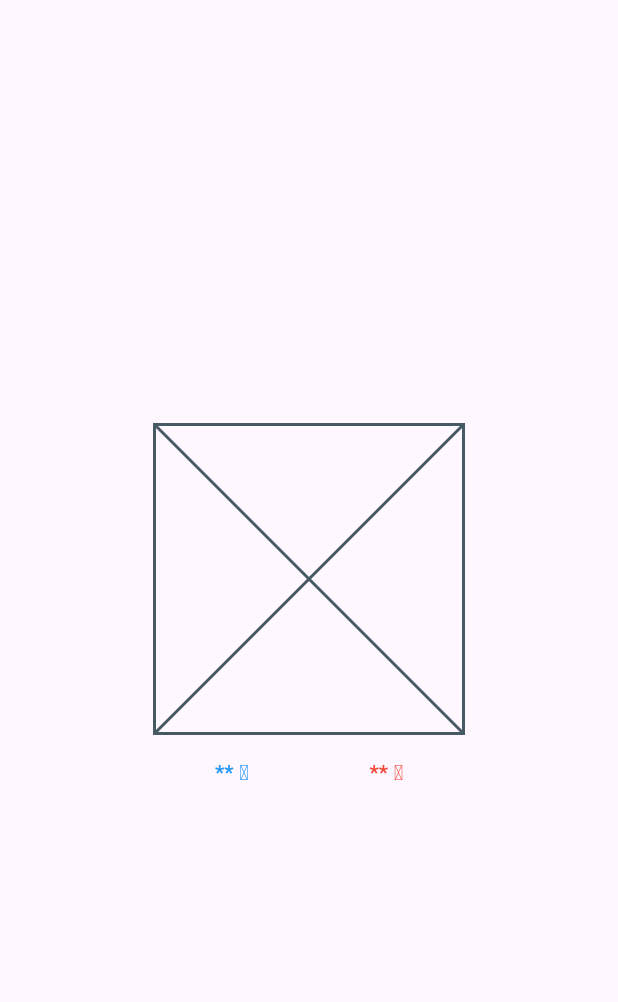
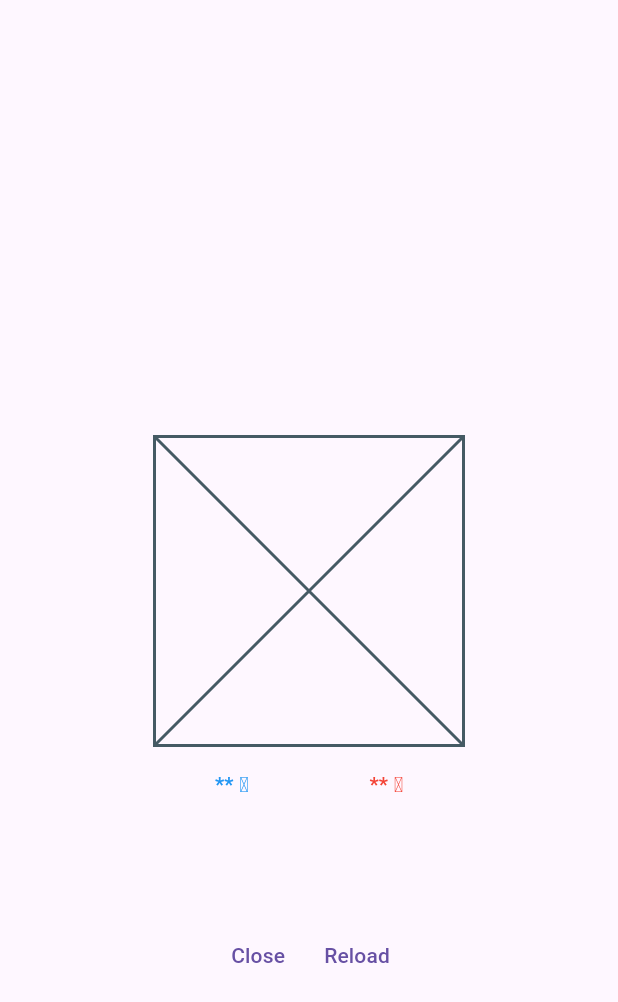
Before and after one commit to dorudorujr/flutter-training-side-job, a Flutter app: the screen it shows after launch, on a phone screen of 412 x 824 dp. Shown: the top 1002 px of the screen. Run offline on Flutter 3.47's test engine with Material 3 defaults, Android fonts, the phone set to English and light mode, and no system bars.

Commit message:
TextButtonを配置

```diff
--- a/lib/main.dart
+++ b/lib/main.dart
@@ -13,18 +13,45 @@ class MainApp extends StatelessWidget {
       home: Scaffold(
         body: LayoutBuilder(
           builder: (context, constraints) {
-            return Center(
-              child: Column(
-                mainAxisAlignment: MainAxisAlignment.center,
+            // サイズ定義
+            final placeholderSize = constraints.maxWidth / 2;
+            const imageTextSpacing = 16.0;
+            const textButtonSpacing = 80.0;
+
+            // TextPainter で Text の高さを計算
+            final textStyle = Theme.of(context).textTheme.labelLarge;
+            final textPainter = TextPainter(
+              text: TextSpan(
+                text: '** ℃',
+                style: textStyle,
+              ),
+              textDirection: TextDirection.ltr,
+            )..layout(maxWidth: constraints.maxWidth / 4);
+
+            final textHeight = textPainter.height;
+
+            // Placeholder + Text の矩形の高さ
+            final contentHeight =
+                placeholderSize + imageTextSpacing + textHeight;
+
+            // Placeholder + Text の中央を画面の中央にするための topPadding
+            final topPadding = (constraints.maxHeight - contentHeight) / 2;
+
+            return Column(
               children: [
+                SizedBox(height: topPadding),
+
+                // ---- Placeholder ----
                 SizedBox(
-                    width: constraints.maxWidth / 2,
-                    height: constraints.maxWidth / 2,
+                  width: placeholderSize,
+                  height: placeholderSize,
                   child: const Placeholder(),
                 ),
-                  Padding(
-                    padding: const EdgeInsets.symmetric(vertical: 16),
-                    child: Row(
+
+                const SizedBox(height: imageTextSpacing),
+
+                // ---- Text ----
+                Row(
                   mainAxisAlignment: MainAxisAlignment.center,
                   children: [
                     SizedBox(
@@ -32,10 +59,7 @@ class MainApp extends StatelessWidget {
                       child: Text(
                         '** ℃',
                         textAlign: TextAlign.center,
-                            style: Theme.of(context)
-                                .textTheme
-                                .labelLarge
-                                ?.copyWith(
+                        style: textStyle?.copyWith(
                           color: Colors.blue,
                         ),
                       ),
@@ -45,19 +69,32 @@ class MainApp extends StatelessWidget {
                       child: Text(
                         '** ℃',
                         textAlign: TextAlign.center,
-                            style: Theme.of(context)
-                                .textTheme
-                                .labelLarge
-                                ?.copyWith(
+                        style: textStyle?.copyWith(
                           color: Colors.red,
                         ),
                       ),
                     ),
                   ],
                 ),
+
+                // ---- Text と Button の間 ----
+                const SizedBox(height: textButtonSpacing),
+
+                // ---- ボタン行 ----
+                Row(
+                  mainAxisAlignment: MainAxisAlignment.center,
+                  children: [
+                    TextButton(
+                      onPressed: () {},
+                      child: const Text('Close'),
+                    ),
+                    TextButton(
+                      onPressed: () {},
+                      child: const Text('Reload'),
                     ),
                   ],
                 ),
+              ],
             );
           },
         ),
```
Lines whose indentation alone changed are shown as unchanged.
